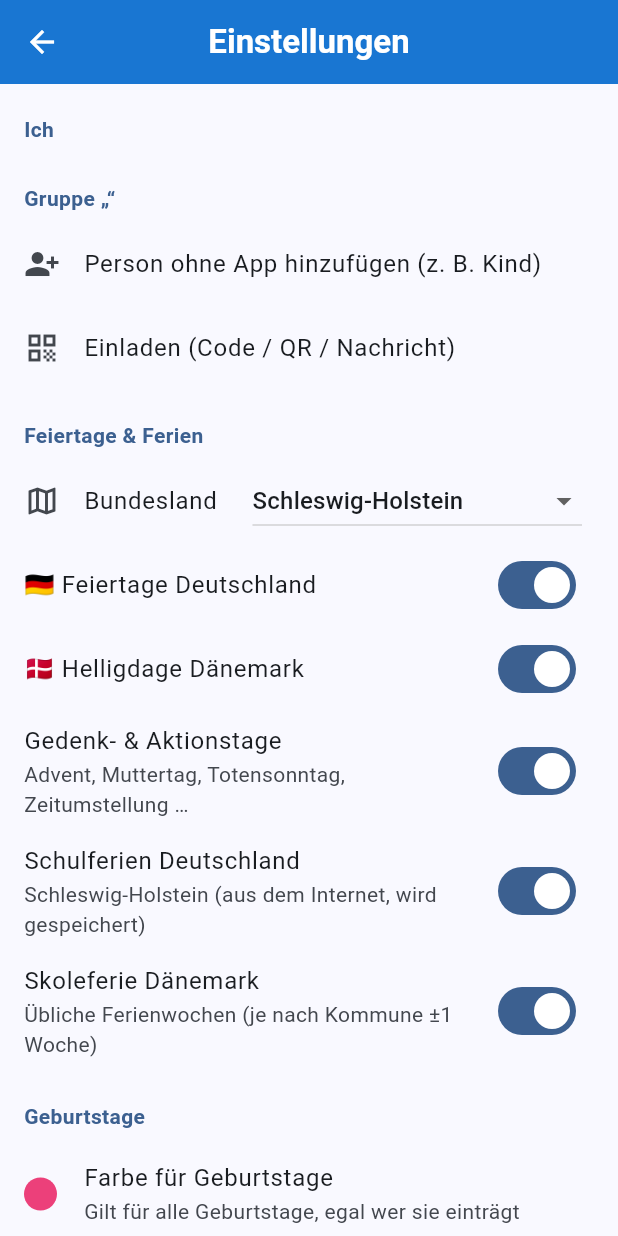
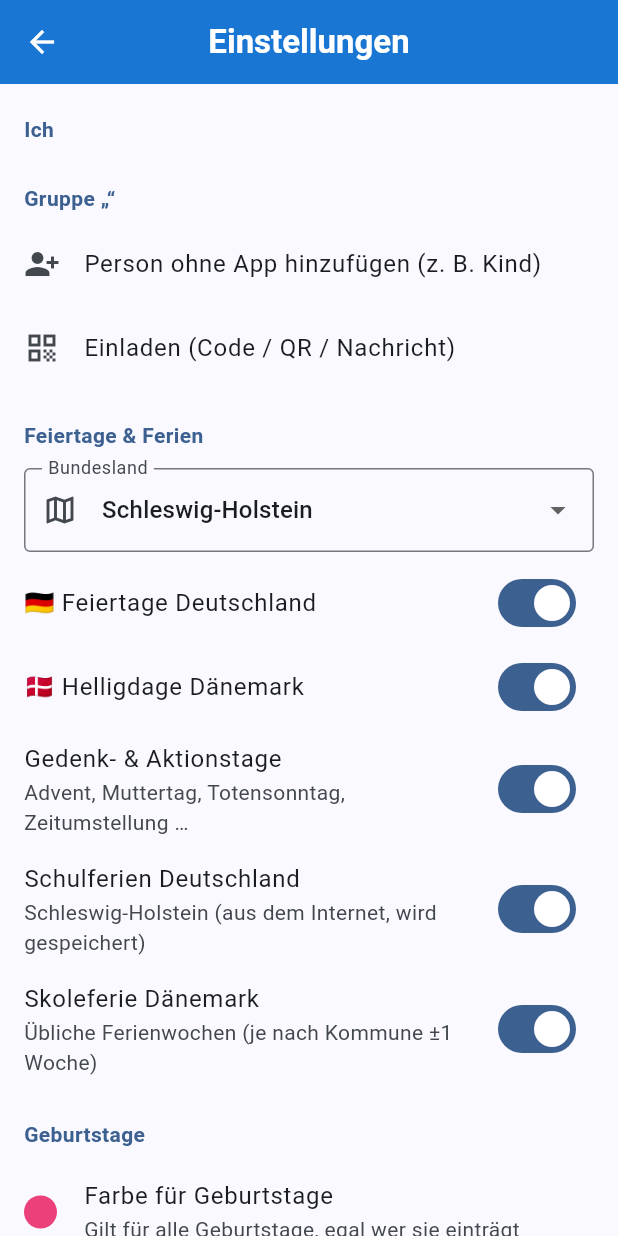
Before and after one commit to Denuklios/Test, a Flutter app: the SettingsScreen screen opened directly, on a phone screen of 412 x 824 dp. Run offline on Flutter 3.47's test engine with Material 3 defaults, Android fonts, the phone set to English and light mode, and no system bars; our stand-ins replace flutter_local_notifications, flutter_timezone, image_picker, qr_flutter, share_plus, shared_preferences and 2 more; missing offline and left inert: workmanager; accounts and stored records are empty; statements that could not run were skipped.

Commit message:
Kalender 1.5: Updates ohne Rückfrage (PackageInstaller-Sitzung), Einstellungen bei großer Schrift repariert [hochladen]
Co-Authored-By: Claude Opus 5.5 <noreply@anthropic.com>
Claude-Session: https://claude.ai/code/session_01VgMNm3B8JxPx1Nx4b2Kcvy

```diff
--- a/kalender-app/app/lib/screens/settings_screen.dart
+++ b/kalender-app/app/lib/screens/settings_screen.dart
@@ -54,6 +54,20 @@ class _SettingsScreenState extends State<SettingsScreen> {
     await store.saveSettings();
     setState(() {});
   }
+
+  /// Auswahlfeld über die ganze Breite (bricht auch bei großer Schrift nicht um)
+  Widget _choice<T>(String label, IconData? icon, T value, List<(T, String)> items, void Function(T) onChanged) => Padding(
+        padding: const EdgeInsets.fromLTRB(16, 6, 16, 6),
+        child: DropdownButtonFormField<T>(
+          initialValue: value,
+          isExpanded: true,
+          decoration: InputDecoration(labelText: label, prefixIcon: icon == null ? null : Icon(icon), border: const OutlineInputBorder()),
+          items: items.map((e) => DropdownMenuItem<T>(value: e.$1, child: Text(e.$2, overflow: TextOverflow.ellipsis))).toList(),
+          onChanged: (v) {
+            if (v != null) onChanged(v);
+          },
+        ),
+      );
 
   Widget _header(String t) => Padding(
         padding: const EdgeInsets.fromLTRB(16, 20, 16, 6),
@@ -249,18 +263,10 @@ class _SettingsScreenState extends State<SettingsScreen> {
           ListTile(leading: const Icon(Icons.person_add_alt_1), title: const Text('Person ohne App hinzufügen (z. B. Kind)'), onTap: () => _editMember(null)),
           ListTile(leading: const Icon(Icons.qr_code), title: const Text('Einladen (Code / QR / Nachricht)'), onTap: () => showInvite(context)),
           _header('Feiertage & Ferien'),
-          ListTile(
-            leading: const Icon(Icons.map_outlined),
-            title: const Text('Bundesland'),
-            trailing: DropdownButton<String>(
-              value: store.state,
-              items: bundeslaender.entries.map((e) => DropdownMenuItem(value: e.key, child: Text(e.value))).toList(),
-              onChanged: (v) {
-                store.state = v ?? 'SH';
-                _save();
-              },
-            ),
-          ),
+          _choice<String>('Bundesland', Icons.map_outlined, store.state, bundeslaender.entries.map((e) => (e.key, e.value)).toList(), (v) {
+            store.state = v;
+            _save();
+          }),
           SwitchListTile(title: const Text('🇩🇪 Feiertage Deutschland'), value: store.showDE, onChanged: (v) => _set(() => store.showDE = v)),
           SwitchListTile(title: const Text('🇩🇰 Helligdage Dänemark'), value: store.showDK, onChanged: (v) => _set(() => store.showDK = v)),
           SwitchListTile(
@@ -291,21 +297,9 @@ class _SettingsScreenState extends State<SettingsScreen> {
               if (c != null) _set(() => store.birthdayColor = c);
             },
           ),
-          ListTile(
-            leading: const Icon(Icons.card_giftcard),
-            title: const Text('Vorab erinnern'),
-            trailing: DropdownButton<int>(
-              value: store.birthdayReminderDays,
-              items: const [
-                DropdownMenuItem(value: 0, child: Text('Nur am Tag')),
-                DropdownMenuItem(value: 1, child: Text('1 Tag vorher')),
-                DropdownMenuItem(value: 3, child: Text('3 Tage vorher')),
-                DropdownMenuItem(value: 7, child: Text('1 Woche vorher')),
-                DropdownMenuItem(value: 14, child: Text('2 Wochen vorher')),
-              ],
-              onChanged: (v) => _set(() => store.birthdayReminderDays = v ?? 1),
-            ),
-          ),
+          _choice<int>('Vorab erinnern', Icons.card_giftcard, store.birthdayReminderDays,
+              const [(0, 'Nur am Tag'), (1, '1 Tag vorher'), (3, '3 Tage vorher'), (7, '1 Woche vorher'), (14, '2 Wochen vorher')],
+              (v) => _set(() => store.birthdayReminderDays = v)),
           _header('Benachrichtigungen'),
           ListTile(
             leading: const Icon(Icons.alarm),
@@ -331,14 +325,8 @@ class _SettingsScreenState extends State<SettingsScreen> {
             onChanged: (v) => _set(() => store.morningSummary = v),
           ),
           if (store.morningSummary)
-            ListTile(
-              title: const Text('Uhrzeit der Tagesvorschau'),
-              trailing: DropdownButton<int>(
-                value: store.morningHour,
-                items: List.generate(8, (i) => i + 5).map((h) => DropdownMenuItem(value: h, child: Text('$h:00'))).toList(),
-                onChanged: (v) => _set(() => store.morningHour = v ?? 7),
-              ),
-            ),
+            _choice<int>('Uhrzeit der Tagesvorschau', Icons.wb_twilight, store.morningHour,
+                List.generate(8, (i) => i + 5).map((h) => (h, '$h:00 Uhr')).toList(), (v) => _set(() => store.morningHour = v)),
           _header('✨ Intelligente Checklisten'),
           SwitchListTile(
             title: const Text('Vorschläge automatisch übernehmen'),
@@ -360,14 +348,8 @@ class _SettingsScreenState extends State<SettingsScreen> {
             onChanged: (v) => _set(() => store.unlockReminder = v),
           ),
           if (store.unlockReminder)
-            ListTile(
-              title: const Text('Ab wann?'),
-              trailing: DropdownButton<int>(
-                value: store.prepWindowDays,
-                items: const [1, 2, 3, 5, 7].map((d) => DropdownMenuItem(value: d, child: Text(d == 1 ? '1 Tag vorher' : '$d Tage vorher'))).toList(),
-                onChanged: (v) => _set(() => store.prepWindowDays = v ?? 3),
-              ),
-            ),
+            _choice<int>('Ab wann?', Icons.lock_clock, store.prepWindowDays,
+                [1, 2, 3, 5, 7].map((d) => (d, d == 1 ? '1 Tag vorher' : '$d Tage vorher')).toList(), (v) => _set(() => store.prepWindowDays = v)),
           _header('Schnell-Vorlagen (Schicht-Pinsel)'),
           ...store.activeTemplates.map((t) => ListTile(
                 leading: const Icon(Icons.bolt),
@@ -417,12 +399,19 @@ class _SettingsScreenState extends State<SettingsScreen> {
             },
           ),
           _header('App'),
+          SwitchListTile(
+            secondary: const Icon(Icons.autorenew),
+            title: const Text('Updates automatisch installieren'),
+            subtitle: const Text('Ohne Rückfrage, sobald eine neue Version da ist'),
+            value: store.autoUpdate,
+            onChanged: (v) => _set(() => store.autoUpdate = v),
+          ),
           FutureBuilder<String>(
             future: Updater.currentVersion(),
             builder: (context, snap) => ListTile(
               leading: const Icon(Icons.system_update),
               title: Text('Version ${snap.data ?? ''}'),
-              subtitle: const Text('Updates kommen automatisch – hier von Hand suchen'),
+              subtitle: const Text('Jetzt nach Updates suchen'),
               onTap: () => Updater.manualCheck(context),
             ),
           ),
--- a/kalender-app/app/lib/store.dart
+++ b/kalender-app/app/lib/store.dart
@@ -46,6 +46,7 @@ class AppStore extends ChangeNotifier {
   bool showWeekNumbers = true;
   bool prepNotify = true;
   bool autoPrep = true;
+  bool autoUpdate = true;
   bool unlockReminder = true;
   int prepWindowDays = 3;
 
@@ -104,6 +105,7 @@ class AppStore extends ChangeNotifier {
     showWeekNumbers = p.getBool('showWeekNumbers') ?? true;
     prepNotify = p.getBool('prepNotify') ?? true;
     autoPrep = p.getBool('autoPrep') ?? true;
+    autoUpdate = p.getBool('autoUpdate') ?? true;
     unlockReminder = p.getBool('unlockReminder') ?? true;
     prepWindowDays = p.getInt('prepWindowDays') ?? 3;
     _applyHolidayConfig();
@@ -170,6 +172,7 @@ class AppStore extends ChangeNotifier {
     await p.setBool('showWeekNumbers', showWeekNumbers);
     await p.setBool('prepNotify', prepNotify);
     await p.setBool('autoPrep', autoPrep);
+    await p.setBool('autoUpdate', autoUpdate);
     await p.setBool('unlockReminder', unlockReminder);
     await p.setInt('prepWindowDays', prepWindowDays);
     _applyHolidayConfig();
--- a/kalender-app/app/pubspec.yaml
+++ b/kalender-app/app/pubspec.yaml
@@ -16,7 +16,7 @@ publish_to: 'none' # Remove this line if you wish to publish to pub.dev
 # https://developer.apple.com/library/archive/documentation/General/Reference/InfoPlistKeyReference/Articles/CoreFoundationKeys.html
 # In Windows, build-name is used as the major, minor, and patch parts
 # of the product and file versions while build-number is used as the build suffix.
-version: 1.4.0+5
+version: 1.5.0+6
 
 environment:
   sdk: ^3.13.7
```
Also changed, not shown: kalender-app/app/lib/screens/event_editor.dart (+8 -12 lines), kalender-app/app/lib/screens/month_view.dart (+194 -45 lines), kalender-app/app/lib/updater.dart (+63 -17 lines), kalender-app/app/lib/widgets/prep_widgets.dart (+10 -6 lines), 6 other files.
